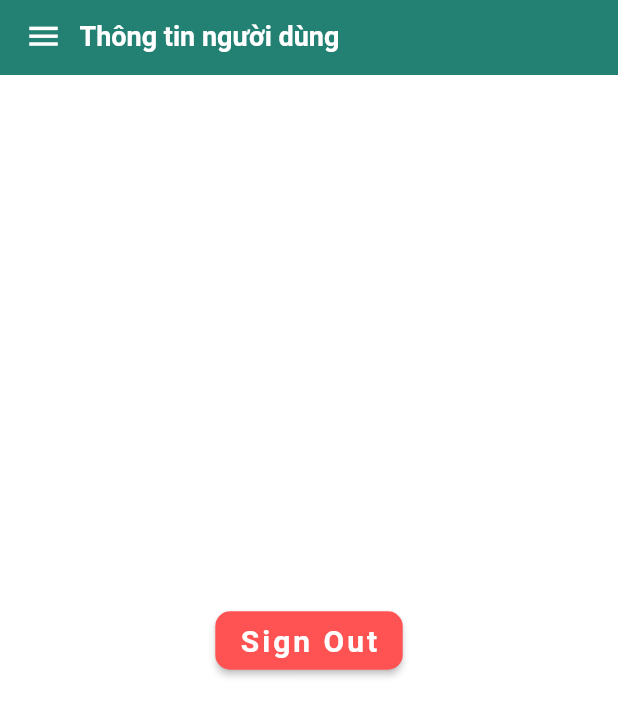
After one commit to nguyenduchanh/hqclass, a Flutter app: the UserInfoPage screen opened directly, on a phone screen of 412 x 824 dp. The commit adds this screen. Shown: the top 717 px of the screen. Run offline on Flutter 3.47's test engine with Material 2 defaults, Android fonts, the phone set to English and light mode, and no system bars; our stand-ins replace carousel_slider, firebase_auth, firebase_core, flare_flutter, flushbar, flutter_slidable and 6 more; missing offline and left inert: tiengviet; accounts and stored records are empty.

Commit message:
đăng nhập đăng xuất với google

```diff
--- a/lib/Domains/preferences/user_shared_preference.dart
+++ b/lib/Domains/preferences/user_shared_preference.dart
@@ -2,10 +2,11 @@ import 'package:shared_preferences/shared_preferences.dart';
 
 class UserPreferences{
 
-  CreateUserConfig(String userName, String password, String token) async{
+  CreateUserConfig(String userName, String password, String token, SignInSource signInSource) async{
     final SharedPreferences prefs = await SharedPreferences.getInstance();
     await prefs.setString("userName", userName);
     await prefs.setString("password", password);
+    await prefs.setString("signInSource", signInSource.toString());
     await prefs.setString("token", token);
   }
   Future<String> GetTokenConfig()async{
@@ -24,3 +25,7 @@ class UserPreferences{
     return token;
   }
 }
+enum SignInSource {
+  none,
+  google
+}
--- a/lib/Pages/LoginWithGoogle/google_sign_in_button.dart
+++ b/lib/Pages/LoginWithGoogle/google_sign_in_button.dart
@@ -25,7 +25,7 @@ class _GoogleSignInButtonState extends State<GoogleSignInButton> {
           backgroundColor: MaterialStateProperty.all(Colors.white),
           shape: MaterialStateProperty.all(
             RoundedRectangleBorder(
-              borderRadius: BorderRadius.circular(40),
+              borderRadius: BorderRadius.circular(30),
             ),
           ),
         ),
--- a/lib/Pages/LoginWithGoogle/service/authentication.dart
+++ b/lib/Pages/LoginWithGoogle/service/authentication.dart
@@ -64,7 +64,8 @@ class Authentication {
         );
 
         try {
-          final UserCredential userCredential =
+          UserCredential userCredential;
+          userCredential =
           await auth.signInWithCredential(credential);
 
           user = userCredential.user;
--- a/lib/Pages/LoginWithGoogle/user_info_screen.dart
+++ b/lib/Pages/LoginWithGoogle/user_info_screen.dart
@@ -1,6 +1,6 @@
 import 'package:firebase_auth/firebase_auth.dart';
 import 'package:flutter/material.dart';
-
+import 'package:hqclass/Domains/preferences/user_shared_preference.dart';
 import 'app_bar_title.dart';
 import 'custom_color.dart';
 import 'service/authentication.dart';
--- /dev/null
+++ b/lib/Pages/UserInfo/user_info_body.dart
@@ -0,0 +1,90 @@
+import 'package:firebase_auth/firebase_auth.dart';
+import 'package:flutter/material.dart';
+import 'package:hqclass/Domains/preferences/user_shared_preference.dart';
+import 'package:hqclass/Pages/LoginWithGoogle/app_bar_title.dart';
+import 'package:hqclass/Pages/LoginWithGoogle/custom_color.dart';
+import 'package:hqclass/Pages/LoginWithGoogle/service/authentication.dart';
+import 'package:hqclass/Pages/LoginWithGoogle/sign_in_screen.dart';
+import 'package:hqclass/Util/Constants/navigator_helper.dart';
+import 'package:shared_preferences/shared_preferences.dart';
+
+
+class UserInfoPageBody extends StatefulWidget {
+  const UserInfoPageBody({Key key})
+      : super(key: key);
+
+
+  @override
+  _UserInfoPageBodyState createState() => _UserInfoPageBodyState();
+}
+
+class _UserInfoPageBodyState extends State<UserInfoPageBody> {
+  User _user;
+  bool _isSigningOut = false;
+  SharedPreferences prefs;
+  @override
+  void initState() {
+
+    super.initState();
+  }
+
+  @override
+  Widget build(BuildContext context) {
+    return Scaffold(
+      backgroundColor: Colors.white,
+      body: SafeArea(
+        child: Padding(
+          padding: const EdgeInsets.only(
+            left: 16.0,
+            right: 16.0,
+            bottom: 20.0,
+          ),
+          child: Column(
+            mainAxisAlignment: MainAxisAlignment.center,
+            children: [
+              Row(),
+
+              _isSigningOut
+                  ? CircularProgressIndicator(
+                valueColor: AlwaysStoppedAnimation<Color>(Colors.white),
+              )
+                  : ElevatedButton(
+                style: ButtonStyle(
+                  backgroundColor: MaterialStateProperty.all(
+                    Colors.redAccent,
+                  ),
+                  shape: MaterialStateProperty.all(
+                    RoundedRectangleBorder(
+                      borderRadius: BorderRadius.circular(10),
+                    ),
+                  ),
+                ),
+                onPressed: () async {
+                  prefs = await SharedPreferences.getInstance();
+                  SignInSource signInSource = prefs.getString("signInSource")==SignInSource.none.toString()?SignInSource.none:SignInSource.google;
+                  if(signInSource == SignInSource.google){
+                    await Authentication.signOut(context: context);
+                  }
+                  await UserPreferences().CreateUserConfig("", "", "",SignInSource.none);
+                  NavigatorHelper().toLoginPage(context);
+                },
+                child: Padding(
+                  padding: EdgeInsets.only(top: 8.0, bottom: 8.0),
+                  child: Text(
+                    'Sign Out',
+                    style: TextStyle(
+                      fontSize: 20,
+                      fontWeight: FontWeight.bold,
+                      color: Colors.white,
+                      letterSpacing: 2,
+                    ),
+                  ),
+                ),
+              ),
+            ],
+          ),
+        ),
+      ),
+    );
+  }
+}
--- /dev/null
+++ b/lib/Pages/UserInfo/user_info_page.dart
@@ -0,0 +1,22 @@
+import 'package:flutter/material.dart';
+import 'package:hqclass/Pages/UserInfo/user_info_body.dart';
+import 'package:hqclass/Util/Constants/common_colors.dart';
+import 'package:hqclass/Util/Constants/strings.dart';
+import 'package:hqclass/Widgets/drawer.dart';
+import 'package:hqclass/Widgets/navbar.dart';
+
+class UserInfoPage extends StatelessWidget {
+  @override
+  Widget build(BuildContext context) {
+    return Scaffold(
+        appBar: Navbar(
+          title: CommonString.cUserInfoTitle,
+          searchBar: false,
+          isOnSearch: false,
+        ),
+        backgroundColor: CommonColors.bgColorScreen,
+        drawer: CommonDrawer(currentPage: "UserInfo"),
+        body: new UserInfoPageBody());
+//        body: new ListPage());
+  }
+}
--- a/lib/Util/Constants/strings.dart
+++ b/lib/Util/Constants/strings.dart
@@ -10,6 +10,8 @@ class CommonString {
   static const cClassTitle = "Danh sách lớp học";
   static const cStudentTitle = "Danh sách học sinh";
   static const cAddStudentTitle = "Gán học sinh";
+  static const cUserInfoTitle = "Thông tin người dùng";
+  static const cRegisterTitle = "Đăng ký tài khoản";
 
 // Nav
   static const cSignOutNav = "Đăng xuất";
@@ -17,6 +19,7 @@ class CommonString {
   static const cClassNav = "Lớp học";
   static const cRollUpNav = "Điểm danh";
   static const cHomePageNav = "Báo cáo";
+  static const cUserInfoNav = "Thông tin người đùng";
   static const cBackupPageNav = "Cập nhật dữ liệu";
 
 //Login page
```
Also changed, not shown: lib/Pages/Classes/classes_body.dart (+15 -11 lines), lib/Pages/Login/login.dart (+10 -4 lines), lib/Pages/LoginWithGoogle/sign_in_screen.dart (+24 -24 lines), lib/Pages/Register/register.dart (+44 -5 lines), lib/Pages/Register/register_page.dart (added, +23 -0 lines), lib/Util/Constants/cString.dart (+33 -0 lines), lib/Util/Constants/navigator_helper.dart (+7 -0 lines), lib/Util/google_firebase_button.dart (added, +89 -0 lines), lib/Widgets/drawer.dart (+5 -5 lines), lib/main.dart (+8 -3 lines).
